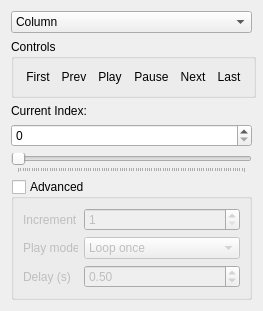
Qt form src/Interface/Modules/Math/GetMatrixSlice.ui (SCIInstitute/SCIRun) before a commit.
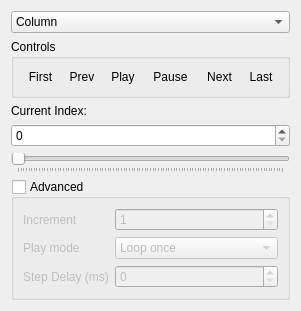
The same form after that commit.

Commit message:
Implement slice delay
needs some thread control

Diff of the .ui file:
```diff
--- a/src/Interface/Modules/Math/GetMatrixSlice.ui
+++ b/src/Interface/Modules/Math/GetMatrixSlice.ui
@@ -6,13 +6,13 @@
    <rect>
     <x>0</x>
     <y>0</y>
-    <width>263</width>
+    <width>301</width>
     <height>311</height>
    </rect>
   </property>
   <property name="minimumSize">
    <size>
-    <width>263</width>
+    <width>301</width>
     <height>311</height>
    </size>
   </property>
@@ -252,23 +252,7 @@
       <item row="2" column="0">
        <widget class="QLabel" name="label_3">
         <property name="text">
-         <string>Delay (s)</string>
-        </property>
-       </widget>
-      </item>
-      <item row="2" column="1">
-       <widget class="QDoubleSpinBox" name="executionDelayDoubleSpinBox_">
-        <property name="minimum">
-         <double>0.100000000000000</double>
-        </property>
-        <property name="maximum">
-         <double>1000.000000000000000</double>
-        </property>
-        <property name="singleStep">
-         <double>0.100000000000000</double>
-        </property>
-        <property name="value">
-         <double>0.500000000000000</double>
+         <string>Step Delay (ms)</string>
         </property>
        </widget>
       </item>
@@ -293,6 +277,16 @@
         </item>
        </widget>
       </item>
+      <item row="2" column="1">
+       <widget class="QSpinBox" name="executionDelaySpinBox_">
+        <property name="maximum">
+         <number>99999999</number>
+        </property>
+        <property name="singleStep">
+         <number>10</number>
+        </property>
+       </widget>
+      </item>
      </layout>
     </widget>
    </item>
```
The commit also changes 4 other files.
